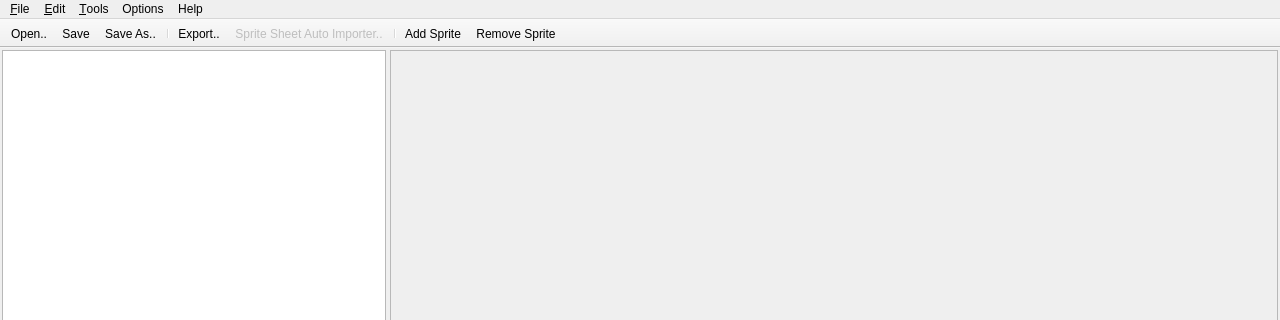
PsyCommando/ppmdu_spriteeditor, file src/ui/mainwindow.ui: the form before one commit; both pictures show x 0 to 1280 and y 0 to 320 of the 1280 by 725 pixel window.
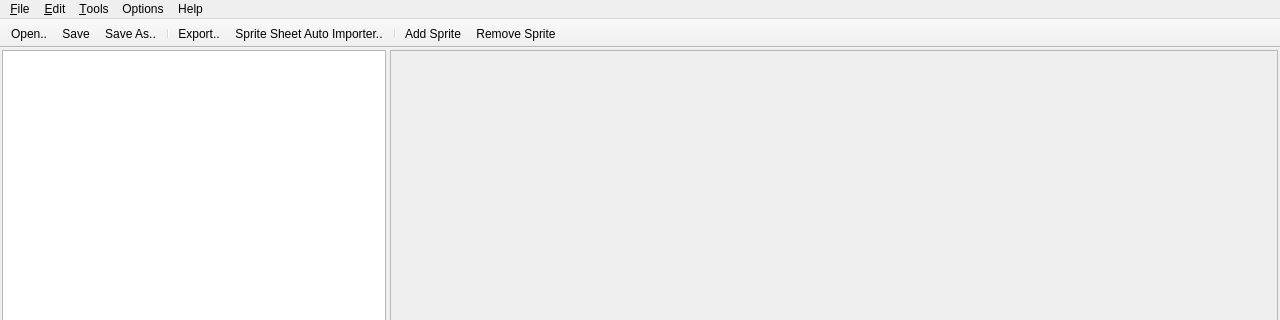
The form after the commit. Icons and pictures are not drawn. Custom widgets are drawn as their Qt base class.

Diff of the .ui file:
```diff
--- a/src/ui/mainwindow.ui
+++ b/src/ui/mainwindow.ui
@@ -425,7 +425,7 @@
   </action>
   <action name="actionSprite_Sheet_Auto_Importer">
    <property name="enabled">
-    <bool>false</bool>
+    <bool>true</bool>
    </property>
    <property name="icon">
     <iconset resource="../../appres.qrc">
```
Left out of the diff: 13 changed lines with no effect on the pictures.
